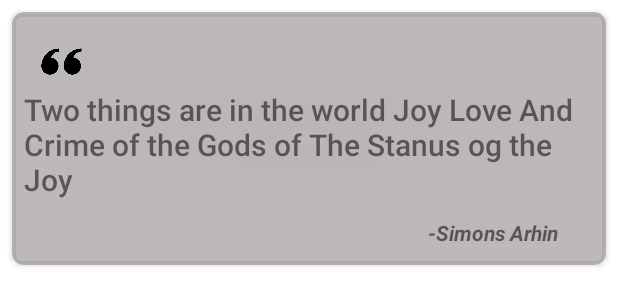
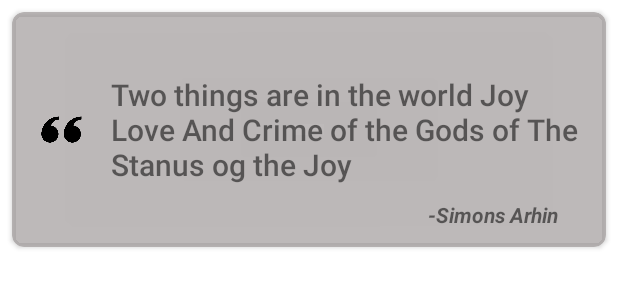
Before and after one commit to simonskayi/BeQuotes, an Android app: the layout recyclerview_child_layout.xml on its own in the app's theme, with its tools: preview values and no code run, on a phone screen of 412 x 824 dp. Shown: the top 306 px of the screen. Run offline under Robolectric (Android 15) with nearby library versions, the phone set to English and light mode, and no system bars.

Commit message:
improved the layout

```diff
--- a/app/src/main/res/layout/activity_main.xml
+++ b/app/src/main/res/layout/activity_main.xml
@@ -53,7 +53,8 @@
         android:layout_marginTop="2dp"
         android:layout_marginEnd="2dp"
         android:layout_marginBottom="2dp"
-        android:scaleType="fitXY"
+        android:contentDescription="@string/quote_description"
+        android:scaleType="centerCrop"
         app:layout_constraintBottom_toTopOf="@+id/guideline2"
         app:layout_constraintEnd_toEndOf="parent"
         app:layout_constraintStart_toStartOf="parent"
--- a/app/src/main/res/layout/recyclerview_child_layout.xml
+++ b/app/src/main/res/layout/recyclerview_child_layout.xml
@@ -25,16 +25,16 @@
             <ImageView
                 android:id="@+id/image"
                 android:layout_width="50dp"
-                android:layout_height="50dp"
+                android:layout_height="0dp"
                 android:layout_marginStart="8dp"
-                android:layout_marginTop="8dp"
                 android:contentDescription="@string/quote_background"
+                app:layout_constraintBottom_toBottomOf="parent"
                 app:layout_constraintStart_toStartOf="parent"
                 app:layout_constraintTop_toTopOf="parent"
                 app:srcCompat="@drawable/quotation_mark" />
 
             <TextView
-                android:id="@+id/qoute"
+                android:id="@+id/txt_qoute"
                 android:layout_width="0dp"
                 android:layout_height="wrap_content"
                 android:layout_marginEnd="8dp"
@@ -47,14 +47,14 @@
                 android:textSize="20sp"
                 app:layout_constraintBottom_toBottomOf="parent"
                 app:layout_constraintEnd_toEndOf="parent"
-                app:layout_constraintStart_toStartOf="parent"
+                app:layout_constraintStart_toEndOf="@+id/image"
                 app:layout_constraintTop_toTopOf="@+id/image" />
 
             <TextView
-                android:id="@+id/qoute_by"
+                android:id="@+id/txt_aut"
                 android:layout_width="wrap_content"
                 android:layout_height="wrap_content"
-                android:layout_marginTop="10dp"
+                android:layout_marginTop="8dp"
                 android:layout_marginEnd="8dp"
                 android:layout_marginBottom="10dp"
                 android:padding="2dp"
@@ -65,8 +65,7 @@
                 app:layout_constraintEnd_toEndOf="parent"
                 app:layout_constraintHorizontal_bias="0.926"
                 app:layout_constraintStart_toStartOf="parent"
-                app:layout_constraintTop_toBottomOf="@+id/qoute"
-                app:layout_constraintVertical_bias="0.0" />
+                app:layout_constraintTop_toBottomOf="@+id/txt_qoute" />
 
         </androidx.constraintlayout.widget.ConstraintLayout>
 
--- a/app/src/main/res/values/strings.xml
+++ b/app/src/main/res/values/strings.xml
@@ -2,5 +2,5 @@
     <string name="app_name">BeQuotes</string>
     <string name="Greetings">Good Day!</string>
     <string name="quote_background">Quote image</string>
-    <string name="quote_sign">"</string>
+    <string name="quote_description">Quote image</string>
 </resources>
```
Also changed, not shown: app/src/main/res/layout/activity_read_quote.xml (+3 -5 lines).
